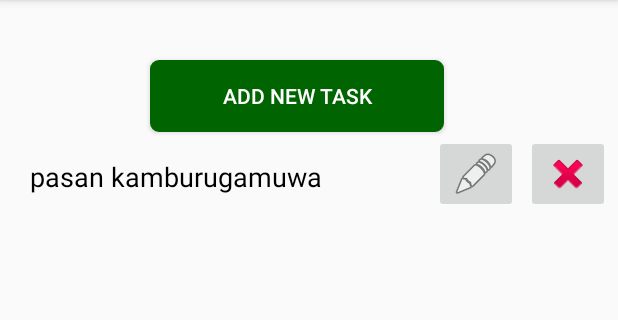
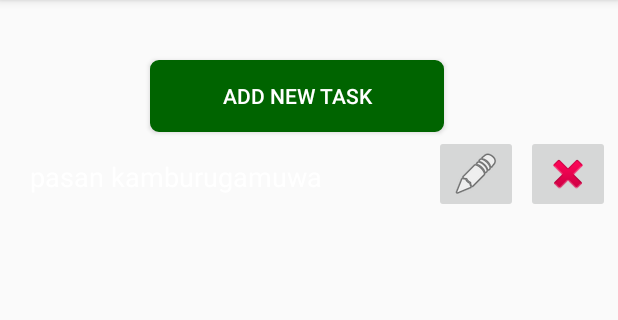
Before and after one commit to NaduniRanasinghe/Event-Planner, an Android app: the screen it shows after launch (MainActivity), in the side drawer, after a tap on "To-Do List", on a phone screen of 412 x 824 dp, the part 84-404 px from its top. Run offline under Robolectric (Android 15) with nearby library versions, the phone set to English and light mode, and no system bars.

Commit message:
update event creation and other files

```diff
--- a/app/src/main/AndroidManifest.xml
+++ b/app/src/main/AndroidManifest.xml
@@ -20,6 +20,7 @@
             </intent-filter>
         </activity>
         <activity android:name=".ShoppingListAdd"></activity>
+        <activity android:name=".CreateEvent" />
     </application>
 
 </manifest>
--- a/app/src/main/java/com/projects/naduni/eventplanner/MainActivity.java
+++ b/app/src/main/java/com/projects/naduni/eventplanner/MainActivity.java
@@ -1,10 +1,7 @@
 package com.projects.naduni.eventplanner;
 
 import android.os.Bundle;
-import android.support.design.widget.FloatingActionButton;
-import android.support.design.widget.Snackbar;
 import android.support.v4.app.FragmentTransaction;
-import android.view.View;
 import android.support.design.widget.NavigationView;
 import android.support.v4.view.GravityCompat;
 import android.support.v4.widget.DrawerLayout;
@@ -87,17 +84,12 @@ public class MainActivity extends AppCompatActivity
             // Handle the camera action
 
         } else if (id == R.id.nav_events) {
-            ft.replace(R.id.content_frame, new ShoppingList());
+            ft.replace(R.id.content_frame, new EventFragment());
             ft.commit();
 
         } else if (id == R.id.nav_guests) {
-
-
-
-
             ft.replace(R.id.content_frame, new GuestsView());
             ft.commit();
-
 
         } else if (id == R.id.nav_todo) {
 
--- /dev/null
+++ b/app/src/main/res/drawable/ic_date_button.xml
@@ -0,0 +1,4 @@
+<vector android:height="80dp" android:viewportHeight="24.0"
+    android:viewportWidth="24.0" android:width="80dp" xmlns:android="http://schemas.android.com/apk/res/android">
+    <path android:fillColor="#FF000000" android:pathData="M9,11L7,11v2h2v-2zM13,11h-2v2h2v-2zM17,11h-2v2h2v-2zM19,4h-1L18,2h-2v2L8,4L8,2L6,2v2L5,4c-1.11,0 -1.99,0.9 -1.99,2L3,20c0,1.1 0.89,2 2,2h14c1.1,0 2,-0.9 2,-2L21,6c0,-1.1 -0.9,-2 -2,-2zM19,20L5,20L5,9h14v11z"/>
+</vector>
--- /dev/null
+++ b/app/src/main/res/drawable/ic_menu_budget.xml
@@ -0,0 +1,9 @@
+<vector xmlns:android="http://schemas.android.com/apk/res/android"
+        android:width="24dp"
+        android:height="24dp"
+        android:viewportWidth="24.0"
+        android:viewportHeight="24.0">
+    <path
+        android:fillColor="#FF000000"
+        android:pathData="M11.8,10.9c-2.27,-0.59 -3,-1.2 -3,-2.15 0,-1.09 1.01,-1.85 2.7,-1.85 1.78,0 2.44,0.85 2.5,2.1h2.21c-0.07,-1.72 -1.12,-3.3 -3.21,-3.81V3h-3v2.16c-1.94,0.42 -3.5,1.68 -3.5,3.61 0,2.31 1.91,3.46 4.7,4.13 2.5,0.6 3,1.48 3,2.41 0,0.69 -0.49,1.79 -2.7,1.79 -2.06,0 -2.87,-0.92 -2.98,-2.1h-2.2c0.12,2.19 1.76,3.42 3.68,3.83V21h3v-2.15c1.95,-0.37 3.5,-1.5 3.5,-3.55 0,-2.84 -2.43,-3.81 -4.7,-4.4z"/>
+</vector>
--- /dev/null
+++ b/app/src/main/res/drawable/ic_menu_event.xml
@@ -0,0 +1,9 @@
+<vector xmlns:android="http://schemas.android.com/apk/res/android"
+        android:width="24dp"
+        android:height="24dp"
+        android:viewportWidth="24.0"
+        android:viewportHeight="24.0">
+    <path
+        android:fillColor="#FF000000"
+        android:pathData="M19,3h-1L18,1h-2v2L8,3L8,1L6,1v2L5,3c-1.11,0 -1.99,0.9 -1.99,2L3,19c0,1.1 0.89,2 2,2h14c1.1,0 2,-0.9 2,-2L21,5c0,-1.1 -0.9,-2 -2,-2zM19,19L5,19L5,8h14v11zM7,10h5v5L7,15z"/>
+</vector>
--- /dev/null
+++ b/app/src/main/res/drawable/ic_menu_home.xml
@@ -0,0 +1,9 @@
+<vector xmlns:android="http://schemas.android.com/apk/res/android"
+        android:width="24dp"
+        android:height="24dp"
+        android:viewportWidth="24.0"
+        android:viewportHeight="24.0">
+    <path
+        android:fillColor="#FF000000"
+        android:pathData="M10,20v-6h4v6h5v-8h3L12,3 2,12h3v8z"/>
+</vector>
--- a/app/src/main/res/menu/activity_main_drawer.xml
+++ b/app/src/main/res/menu/activity_main_drawer.xml
@@ -6,11 +6,11 @@
     <group android:checkableBehavior="single">
         <item
             android:id="@+id/nav_home"
-            android:icon="@drawable/ic_menu_camera"
+            android:icon="@drawable/ic_menu_home"
             android:title="Home" />
         <item
             android:id="@+id/nav_events"
-            android:icon="@drawable/ic_menu_gallery"
+            android:icon="@drawable/ic_menu_event"
             android:title="Events" />
         <item
             android:id="@+id/nav_guests"
@@ -26,7 +26,7 @@
             android:title="Shopping List" />
         <item
             android:id="@+id/nav_budget"
-            android:icon="@drawable/ic_menu_manage"
+            android:icon="@drawable/ic_menu_budget"
             android:title="Budget" />
     </group>
 
--- a/app/src/main/res/values/colors.xml
+++ b/app/src/main/res/values/colors.xml
@@ -3,13 +3,13 @@
 
 
 
-    <color name="colorBlack">#000000</color>
+    <color name="colorBlack">#ffffff</color>
     <color name="colordarkgreen">	#006400</color>
-    <color name="colorwhite">#fff</color>
+    <color name="colorwhite">#ffffff</color>
 
 
     <color name="colorPrimary">#DC7633</color>
-    <color name="colorPrimaryDark">#eea834</color>
-    <color name="colorAccent">#F5B041</color>
+    <color name="colorPrimaryDark">#dbeea834</color>
+    <color name="colorAccent">#f5b041</color>
 
 </resources>
```
